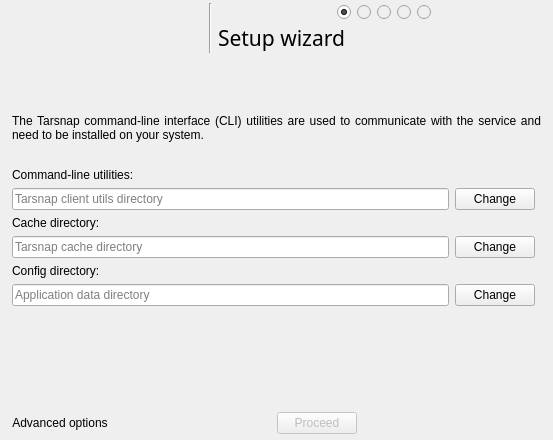
Old version of the form forms/setupdialog.ui in the repository Tarsnap/tarsnap-gui.
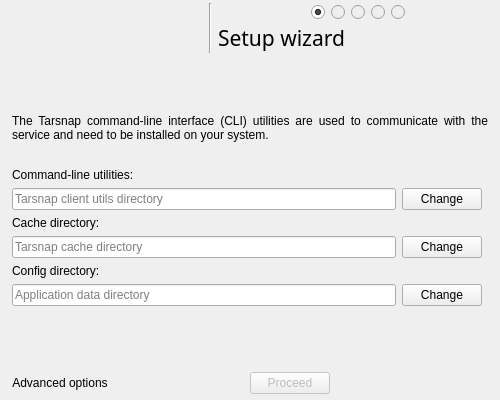
New version of the form. The open tabs and pages were chosen to show the change. Icons and pictures are not drawn.

Commit message: Reduce default size for the Setup Wizard window.

Diff of the .ui file:
```diff
--- a/forms/setupdialog.ui
+++ b/forms/setupdialog.ui
@@ -6,8 +6,8 @@
    <rect>
     <x>0</x>
     <y>0</y>
-    <width>553</width>
-    <height>440</height>
+    <width>500</width>
+    <height>400</height>
    </rect>
   </property>
   <property name="acceptDrops">
@@ -221,6 +221,12 @@
    </item>
    <item>
     <widget class="QStackedWidget" name="wizardStackedWidget">
+     <property name="maximumSize">
+      <size>
+       <width>500</width>
+       <height>16777215</height>
+      </size>
+     </property>
      <property name="currentIndex">
       <number>0</number>
      </property>
@@ -477,7 +483,7 @@
               <number>0</number>
              </property>
              <property name="spacing">
-              <number>-1</number>
+              <number>6</number>
              </property>
              <item row="3" column="0">
               <widget class="QLineEdit" name="tarsnapCacheLineEdit">
```
